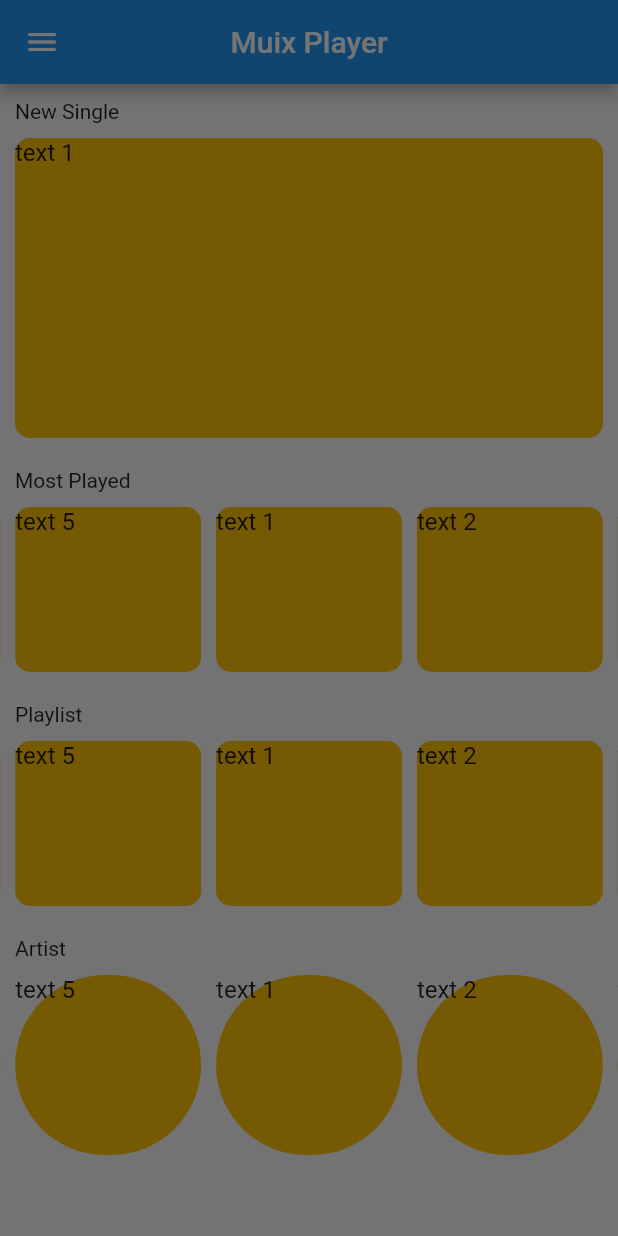
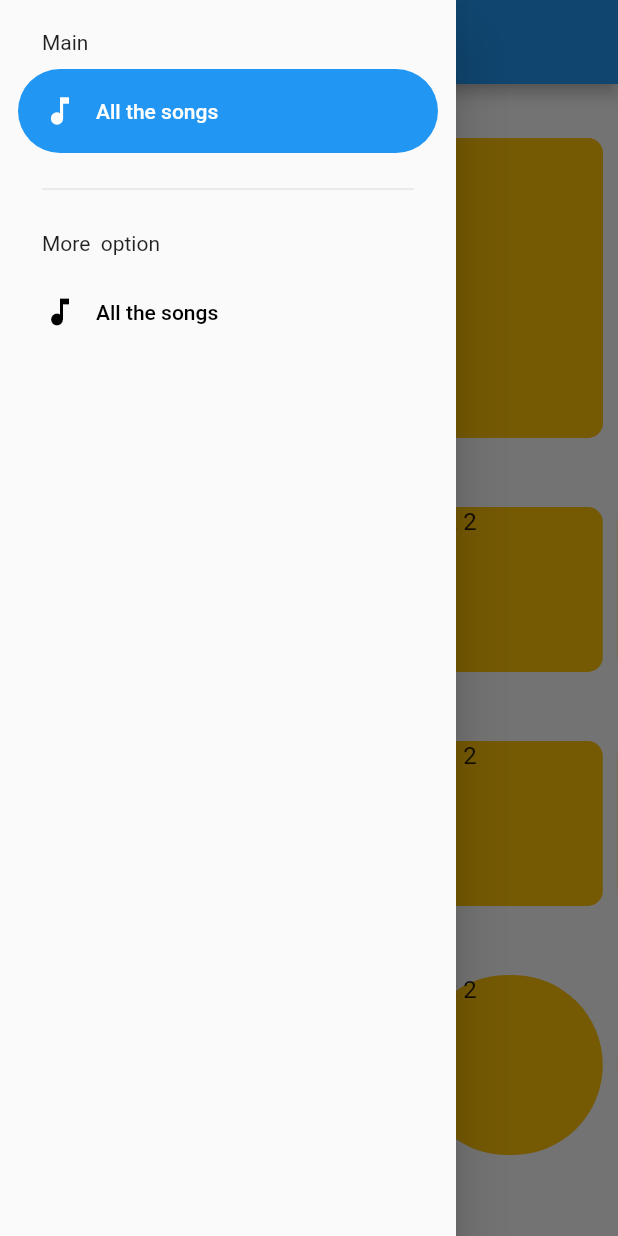
Before and after one commit to villarJM/muix_player, a Flutter app: the screen it shows after launch, with the side drawer open, on a phone screen of 412 x 824 dp. Run offline on Flutter 3.47's test engine with Material 2 defaults, Android fonts, the phone set to English and light mode, and no system bars; drawn by our look-alikes of carousel_slider; our stand-ins replace go_router.

Commit message:
implementation sidebar and gorouter

```diff
--- /dev/null
+++ b/lib/config/menu/menu_items.dart
@@ -0,0 +1,21 @@
+import 'package:flutter/material.dart';
+
+class MenuItems {
+  final String title;
+  final String link;
+  final IconData icon;
+
+  const MenuItems({
+    required this.title,
+    required this.link,
+    required this.icon
+});
+}
+
+const appMenuItems = <MenuItems> [
+  MenuItems(
+    title: 'All the songs',
+    link: '/all-songs',
+    icon: Icons.music_note
+  ),
+];
--- /dev/null
+++ b/lib/config/router/app_router.dart
@@ -0,0 +1,20 @@
+import 'package:go_router/go_router.dart';
+import 'package:muix_player/presentation/screen/all_songs/all_songs.dart';
+import 'package:muix_player/presentation/screen/dashboard/dashboard_player.dart';
+
+// GoRouter Configuration
+final appRouter = GoRouter(
+  initialLocation: '/',
+  routes: [
+    GoRoute(
+      path: '/',
+      name: DashboardPlayer.name,
+      builder: (context, state) => const DashboardPlayer(),
+    ),
+    GoRoute(
+      path: '/all-songs',
+      name: AllSongs.name,
+      builder: (context, state) => const AllSongs(),
+    ),
+  ]
+);
--- a/lib/main.dart
+++ b/lib/main.dart
@@ -1,5 +1,5 @@
 import 'package:flutter/material.dart';
-import 'package:muix_player/presentation/screen/dashboard/dashboard_player.dart';
+import 'package:muix_player/config/router/app_router.dart';
 
 void main() {
   runApp(const MyApp());
@@ -10,13 +10,12 @@ class MyApp extends StatelessWidget {
 
   @override
   Widget build(BuildContext context) {
-    return MaterialApp(
+    return MaterialApp.router(
+      routerConfig: appRouter,
       debugShowCheckedModeBanner: false,
-      title: 'Flutter Demo',
       theme: ThemeData(
         primarySwatch: Colors.blue,
       ),
-      home: const DashboardPlayer(),
     );
   }
 }
--- a/lib/presentation/screen/dashboard/dashboard_player.dart
+++ b/lib/presentation/screen/dashboard/dashboard_player.dart
@@ -3,10 +3,16 @@ import 'package:flutter/material.dart';
 import 'package:muix_player/presentation/screen/widgets/side_menu.dart';
 
 class DashboardPlayer extends StatelessWidget {
+
+
+  static const String name = '/';
+
   const DashboardPlayer({Key? key}) : super(key: key);
 
   @override
   Widget build(BuildContext context) {
+
+    final scaffoldKey = GlobalKey<ScaffoldState>();
     return Scaffold(
       appBar: AppBar(
         centerTitle: true,
@@ -45,7 +51,7 @@ class DashboardPlayer extends StatelessWidget {
           ],
         ),
       ),
-      drawer: const SideMenu(),
+      drawer: SideMenu(scaffoldKey: scaffoldKey,),
     );
   }
 }
--- a/lib/presentation/screen/widgets/side_menu.dart
+++ b/lib/presentation/screen/widgets/side_menu.dart
@@ -1,9 +1,70 @@
 import 'package:flutter/material.dart';
-class SideMenu extends StatelessWidget {
-const SideMenu({ Key? key }) : super(key: key);
+import 'package:go_router/go_router.dart';
+import 'package:muix_player/config/menu/menu_items.dart';
+
+class SideMenu extends StatefulWidget {
+
+  final GlobalKey<ScaffoldState> scaffoldKey;
+
+  const SideMenu({
+    super.key,
+    required this.scaffoldKey,
+  });
 
   @override
-  Widget build(BuildContext context){
-    return Container();
+  State<SideMenu> createState() => _SideMenuState();
+}
+
+class _SideMenuState extends State<SideMenu> {
+
+  int navDrawerIndex = 0;
+
+  @override
+  Widget build(BuildContext context) {
+    final hasNotch = MediaQuery.of(context).viewPadding.top > 35;
+    return NavigationDrawer(
+      selectedIndex: navDrawerIndex,
+      onDestinationSelected: (value) {
+        setState(() {
+          navDrawerIndex = value;
+        });
+
+        final menuItem = appMenuItems[value];
+        context.push(menuItem.link);
+        widget.scaffoldKey.currentState?.closeDrawer();
+      },
+      children: [
+        Padding(
+          padding: EdgeInsets.fromLTRB(28, hasNotch ? 5 : 20, 16, 10),
+          child: const Text('Main'),
+        ),
+
+        ...appMenuItems
+          .sublist(0,1)
+          .map((item) => NavigationDrawerDestination(
+            icon: Icon(item.icon),
+            label: Text(item.title)
+            ),
+          ),
+
+          const Padding(
+            padding: EdgeInsets.fromLTRB(28, 16, 28, 10),
+            child: Divider(),
+          ),
+
+          const Padding(
+            padding: EdgeInsets.fromLTRB(28, 10, 16, 10),
+            child: Text('More  option'),
+          ),
+          ...appMenuItems
+          .sublist(0)
+          .map((item) => NavigationDrawerDestination(
+            icon: Icon(item.icon),
+            label: Text(item.title)
+            ),
+          ),
+      ],
+
+    );
   }
 }
--- a/pubspec.yaml
+++ b/pubspec.yaml
@@ -32,13 +32,9 @@ dependencies:
   cupertino_icons: ^1.0.2
   flutter:
     sdk: flutter
+  go_router: ^10.1.2
 
 dev_dependencies:
-  # The "flutter_lints" package below contains a set of recommended lints to
-  # encourage good coding practices. The lint set provided by the package is
-  # activated in the `analysis_options.yaml` file located at the root of your
-  # package. See that file for information about deactivating specific lint
-  # rules and activating additional ones.
   flutter_lints: ^2.0.0
   flutter_test:
     sdk: flutter
```
Also changed, not shown: pubspec.lock.
